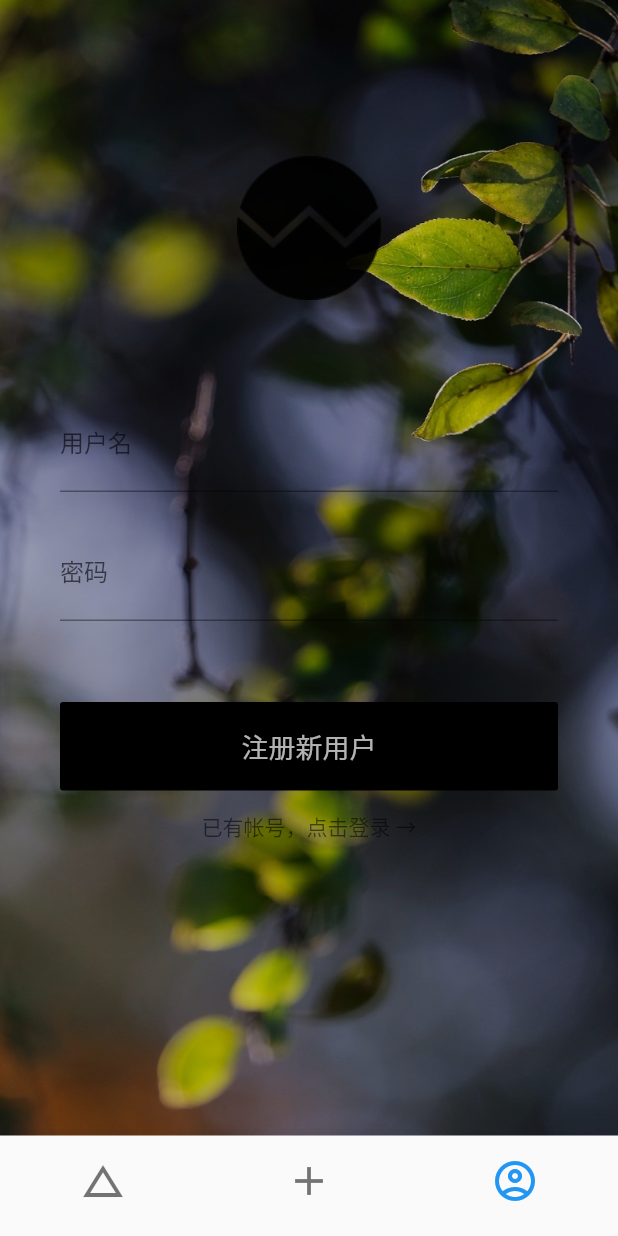
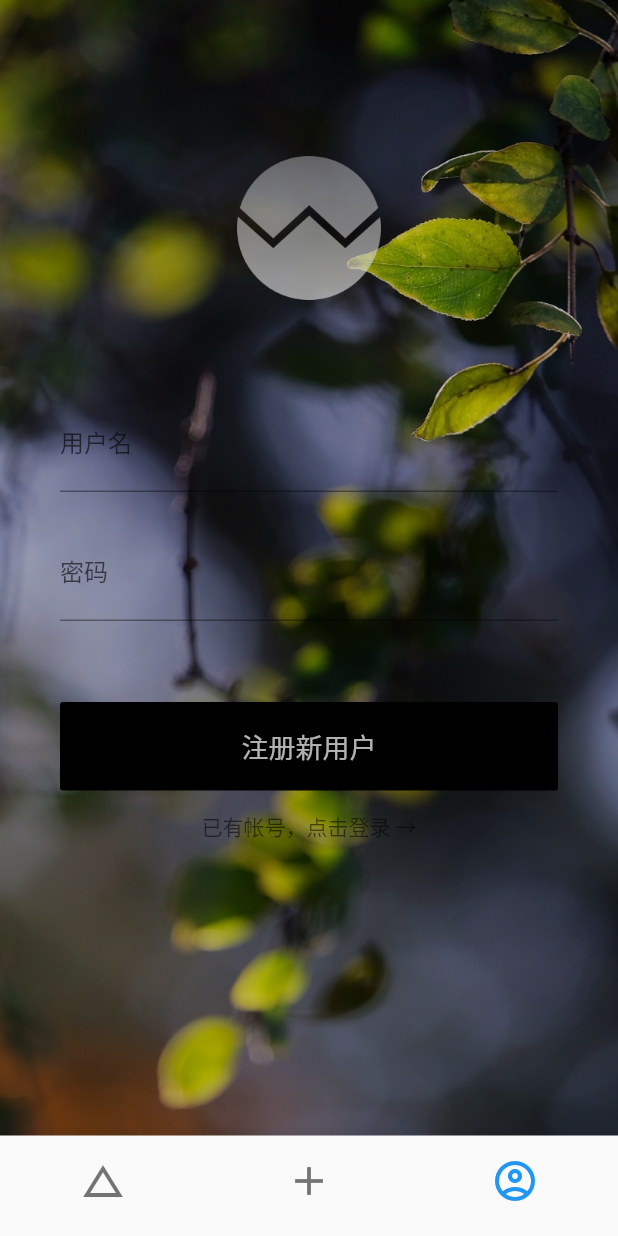
Before and after one commit to ninghao/w_store_flutter, a Flutter app: the screen it shows after launch, item 3 of the bottom bar chosen, on a phone screen of 412 x 824 dp. Run offline on Flutter 3.47's test engine with Material 2 defaults, Android fonts, the phone set to English and light mode, and no system bars; our stand-ins replace outline_material_icons.

Commit message:
注册表单：应用图标（亮色）

```diff
--- a/lib/src/login/login.dart
+++ b/lib/src/login/login.dart
@@ -16,7 +16,9 @@ class _LoginState extends State<Login> {
           padding: EdgeInsets.all(40.0),
           child: Column(
             children: <Widget>[
-              AppLogo(),
+              AppLogo(
+                type: LogoType.dark,
+              ),
               LoginForm(),
             ],
           ),
--- a/lib/src/signup/signup.dart
+++ b/lib/src/signup/signup.dart
@@ -28,7 +28,9 @@ class _SignupState extends State<Signup> {
             padding: EdgeInsets.all(40.0),
             child: Column(
               children: <Widget>[
-                AppLogo(),
+                AppLogo(
+                  type: LogoType.light,
+                ),
                 SignupForm(),
               ],
             ),
--- a/lib/src/widgets/app_logo.dart
+++ b/lib/src/widgets/app_logo.dart
@@ -1,11 +1,24 @@
 import 'package:flutter/material.dart';
 
 class AppLogo extends StatelessWidget {
+  AppLogo({
+    this.type,
+  });
+
+  final LogoType type;
+
   @override
   Widget build(BuildContext context) {
+    final logoType = type.index == 0 ? 'dark' : 'light';
+
     return Padding(
       padding: EdgeInsets.all(64.0),
-      child: Image.asset('assets/images/logo_dark.png'),
+      child: Image.asset('assets/images/logo_$logoType.png'),
     );
   }
 }
+
+enum LogoType {
+  dark,
+  light,
+}
```
Also changed, not shown: assets/images/2.0x/logo_light.png (added), assets/images/3.0x/logo_light.png (added), assets/images/logo_light.png (added).
